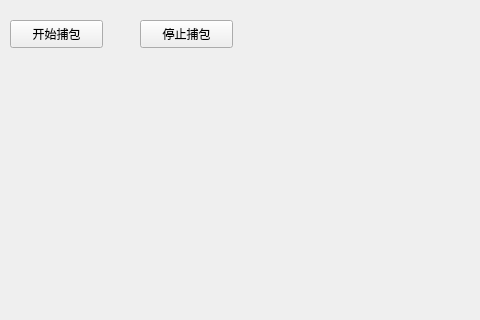
The window that gui/mainwindow.ui (RaymondHX/contentSecurityLab) describes before a commit, drawn with Qt 5; both pictures show x 0 to 480 and y 0 to 320 of the 1099 by 806 pixel window.
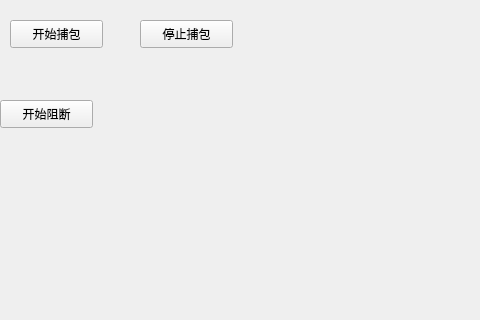
The same window after the commit.

```diff
--- a/gui/mainwindow.ui
+++ b/gui/mainwindow.ui
@@ -225,6 +225,19 @@
      <string>停止捕包</string>
     </property>
    </widget>
+   <widget class="QPushButton" name="block_b">
+    <property name="geometry">
+     <rect>
+      <x>0</x>
+      <y>100</y>
+      <width>93</width>
+      <height>28</height>
+     </rect>
+    </property>
+    <property name="text">
+     <string>开始阻断</string>
+    </property>
+   </widget>
   </widget>
   <widget class="QMenuBar" name="menubar">
    <property name="geometry">
```
